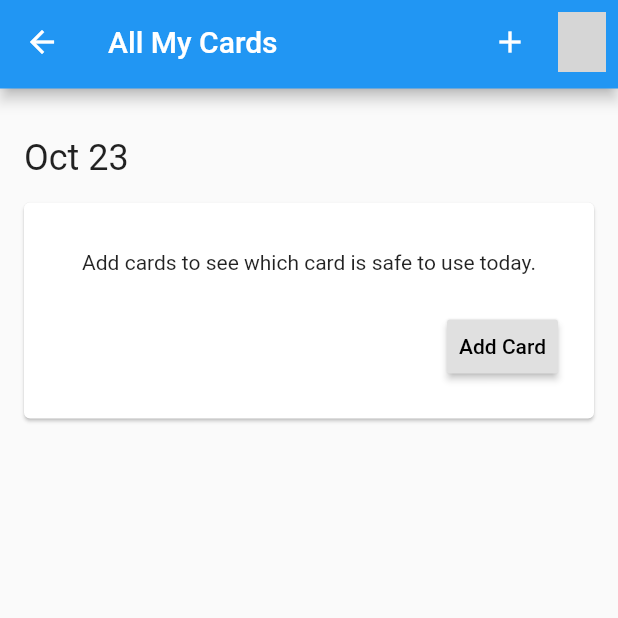
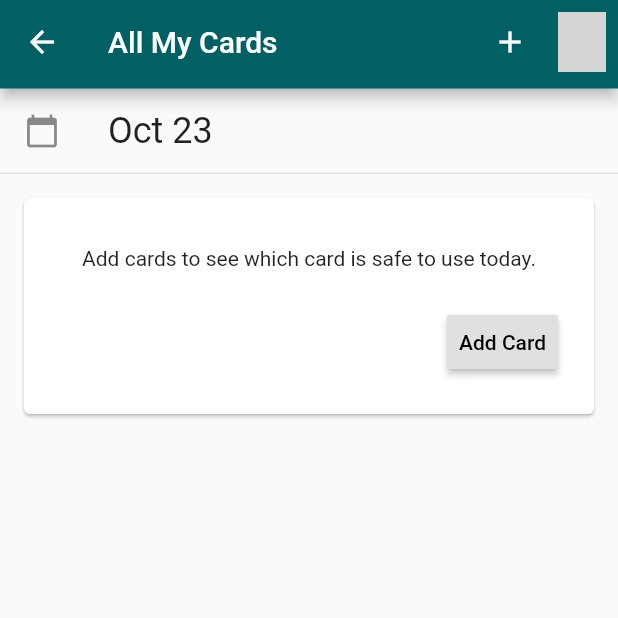
Before and after one commit to sridharmane/AllMyCards, a Flutter app: the HomePage screen opened directly, on a phone screen of 412 x 824 dp, the top half of it. Run offline on Flutter 3.47's test engine with Material 2 defaults, Android fonts, the phone set to English and light mode, and no system bars; our stand-ins replace flutter_secure_storage, google_sign_in, logger; accounts and stored records are empty; network calls fail; grey boxes are pictures that could not be loaded.

Commit message:
Add date selector, detail view, status view

```diff
--- a/lib/pages/home_page.dart
+++ b/lib/pages/home_page.dart
@@ -2,7 +2,6 @@ import 'package:all_my_cards/pages/manage_card_page.dart';
 import 'package:all_my_cards/states/app_state.dart';
 import 'package:all_my_cards/widgets/profile_menu.dart';
 import 'package:all_my_cards/widgets/summary_view.dart';
-import 'package:all_my_cards/widgets/welcome_message.dart';
 import 'package:flutter/material.dart';
 import 'package:provider/provider.dart';
 
@@ -53,7 +52,6 @@ class _MyHomePageState extends State<HomePage> {
         slivers: [
           SliverList(
             delegate: SliverChildListDelegate([
-              WelcomeMessage(),
               SummaryView(),
             ]),
           ),
--- /dev/null
+++ b/lib/theme.dart
@@ -0,0 +1,25 @@
+import 'package:flutter/material.dart';
+
+const kPrimaryColor = const Color(0xff006064);
+const kPrimaryColorLight = const Color(0xff428e92);
+const kPrimaryColorDark = const Color(0xff00363a);
+
+ThemeData kThemeLight = ThemeData.light().copyWith(
+  primaryColor: kPrimaryColor,
+  primaryColorLight: kPrimaryColorLight,
+  primaryColorDark: kPrimaryColorDark,
+  primaryColorBrightness: Brightness.dark,
+  accentColor: const Color(0xffe57373),
+  accentColorBrightness: Brightness.light,
+  visualDensity: VisualDensity.adaptivePlatformDensity,
+);
+
+ThemeData kThemeDark = ThemeData.dark().copyWith(
+  primaryColor: kPrimaryColorDark,
+  primaryColorLight: kPrimaryColor,
+  primaryColorDark: kPrimaryColorDark,
+  primaryColorBrightness: Brightness.dark,
+  accentColor: const Color(0xffe57373),
+  accentColorBrightness: Brightness.light,
+  visualDensity: VisualDensity.adaptivePlatformDensity,
+);
--- a/lib/widgets/profile_menu.dart
+++ b/lib/widgets/profile_menu.dart
@@ -1,3 +1,4 @@
+import 'package:all_my_cards/pages/account_page.dart';
 import 'package:all_my_cards/states/app_state.dart';
 import 'package:flutter/material.dart';
 import 'package:provider/provider.dart';
@@ -9,13 +10,37 @@ enum ProfileMenuOptions {
 class ProfileMenu extends StatelessWidget {
   @override
   Widget build(BuildContext context) {
-    return Consumer<AppState>(
-      builder: (_, state, __) => PopupMenuButton<ProfileMenuOptions>(
+    return Consumer<AppState>(builder: (_, state, __) {
+      return IconButton(
+        icon: Hero(
+          tag: 'user-avatar',
+          child: CircleAvatar(
+            backgroundImage: NetworkImage(state.auth.user.photoUrl),
+          ),
+        ),
+        onPressed: () {
+          Navigator.of(context)
+              .push(MaterialPageRoute(builder: (context) => AccountPage()));
+        },
+      );
+      return PopupMenuButton<ProfileMenuOptions>(
         offset: Offset(0.0, 56.0),
-        icon: CircleAvatar(
-          backgroundImage: NetworkImage(state.auth.user.photoUrl),
+        icon: Hero(
+          tag: 'user-avatar',
+          child: CircleAvatar(
+            backgroundImage: NetworkImage(state.auth.user.photoUrl),
+          ),
         ),
         itemBuilder: (context) => [
+          PopupMenuItem(
+              child: Container(
+            child: Column(children: [
+              Text(
+                '${state.auth.user.displayName}',
+                style: Theme.of(context).textTheme.headline6,
+              )
+            ]),
+          )),
           PopupMenuItem(
             child: Row(
               children: [
@@ -39,7 +64,7 @@ class ProfileMenu extends StatelessWidget {
               break;
           }
         },
-      ),
-    );
+      );
+    });
   }
 }
--- a/lib/widgets/section_header.dart
+++ b/lib/widgets/section_header.dart
@@ -10,7 +10,7 @@ class SectionHeader extends StatelessWidget {
       padding: EdgeInsets.only(left: 16.0, top: 32.0, right: 16.0, bottom: 8.0),
       child: Text(
         '$label',
-        style: Theme.of(context).textTheme.subtitle1,
+        style: Theme.of(context).textTheme.bodyText1,
       ),
     );
   }
--- a/lib/widgets/summary_view.dart
+++ b/lib/widgets/summary_view.dart
@@ -14,16 +14,41 @@ class SummaryView extends StatelessWidget {
         crossAxisAlignment: CrossAxisAlignment.start,
         mainAxisSize: MainAxisSize.min,
         children: [
-          Padding(
-            padding: const EdgeInsets.only(
-              left: 16.0,
-              right: 16,
-              top: 32,
+          ListTile(
+            leading: Icon(Icons.calendar_today),
+            title: Text(
+              '${DateFormat(DateFormat.ABBR_MONTH_DAY).format(state.today)}',
+              style: Theme.of(context).textTheme.headline5,
             ),
-            child: Text(
-                '${DateFormat(DateFormat.ABBR_MONTH_DAY).format(state.today)}',
-                style: Theme.of(context).textTheme.headline5),
+            onTap: () async {
+              final picked = await showDatePicker(
+                context: context,
+                initialDate: state.today,
+                firstDate: state.today.subtract(Duration(days: 365)),
+                lastDate: state.today.add(Duration(days: 365)),
+              );
+              if (picked != null) {
+                state.today = picked;
+              }
+            },
           ),
+          Divider(
+            height: 1,
+          ),
+          // Row(
+          //   children: [
+          //     SizedBox(
+          //       width: 16,
+          //     ),
+          //     Icon(Icons.calendar_today),
+          //     SizedBox(
+          //       width: 32,
+          //     ),
+          //     Text(
+          //         '${DateFormat(DateFormat.ABBR_MONTH_DAY).format(state.today)}',
+          //         style: Theme.of(context).textTheme.headline5),
+          //   ],
+          // ),
           if (state.cardsAll.length == 0)
             Card(
               margin: const EdgeInsets.all(16),
@@ -50,16 +75,23 @@ class SummaryView extends StatelessWidget {
                 ),
               ),
             ),
-          if (state.cardsAll.length > 0)
-            Wrap(
+          if (state.cardsAll.length > 0) ...[
+            ChipTheme(
+              data: Theme.of(context).chipTheme.copyWith(
+                    selectedColor: Theme.of(context).accentColor,
+                  ),
+              child: Wrap(
                 crossAxisAlignment: WrapCrossAlignment.center,
                 children: [
                   SizedBox(
                     width: 16,
                   ),
-                Icon(Icons.filter_list),
+                  Icon(
+                    Icons.filter_list,
+                    color: Colors.black45,
+                  ),
                   SizedBox(
-                  width: 8,
+                    width: 32,
                   ),
                   FilterChip(
                     label: Text('All'),
@@ -76,6 +108,7 @@ class SummaryView extends StatelessWidget {
                   FilterChip(
                     label: Text('Usable today'),
                     selected: state.cardsFilter == CardsFilters.usableToday,
+                    // selectedColor: Theme.of(context).primaryColor,
                     onSelected: (bool value) {
                       if (value) {
                         state.cardsFilter = CardsFilters.usableToday;
@@ -87,9 +120,52 @@ class SummaryView extends StatelessWidget {
                   ),
                 ],
               ),
+            ),
+            Divider(
+              height: 1,
+            ),
+          ],
           if (state.cardsFilter == CardsFilters.all) ...[
+            Row(
+              crossAxisAlignment: CrossAxisAlignment.baseline,
+              textBaseline: TextBaseline.alphabetic,
+              children: [
                 SectionHeader(label: '${state.cardsAll.length} cards'),
-            for (var card in state.cardsAll) CardView(card),
+                Spacer(),
+                ButtonBar(
+                  mainAxisSize: MainAxisSize.max,
+                  alignment: MainAxisAlignment.end,
+                  children: [
+                    IconButton(
+                        icon: Icon(Icons.view_agenda),
+                        iconSize: 20,
+                        padding: EdgeInsets.zero,
+                        visualDensity: VisualDensity.compact,
+                        color: state.cardViewMode == CardViewMode.info
+                            ? Theme.of(context).accentColor
+                            : Theme.of(context).iconTheme.color,
+                        onPressed: () =>
+                            state.cardViewMode = CardViewMode.info),
+                    IconButton(
+                      icon: Icon(Icons.view_list),
+                      padding: EdgeInsets.zero,
+                      visualDensity: VisualDensity.compact,
+                      color: state.cardViewMode == CardViewMode.row
+                          ? Theme.of(context).accentColor
+                          : Theme.of(context).iconTheme.color,
+                      onPressed: () => state.cardViewMode = CardViewMode.row,
+                    ),
+                  ],
+                ),
+              ],
+            ),
+            for (var card in state.cardsAll)
+              CardView(
+                key: ValueKey(card),
+                card: card,
+                mode: state.cardViewMode,
+                today: state.today,
+              ),
           ],
           if (state.cardsFilter == CardsFilters.usableToday) ...[
             if (state.cardsToday.length == 0 && state.cardsAll.length > 0)
@@ -98,7 +174,13 @@ class SummaryView extends StatelessWidget {
               SectionHeader(
                   label:
                       '${state.cardsToday.length} of ${state.cardsAll.length} cards usable today'),
-              for (var card in state.cardsToday) CardView(card),
+              for (var card in state.cardsToday)
+                CardView(
+                  key: ValueKey(card),
+                  card: card,
+                  mode: state.cardViewMode,
+                  today: state.today,
+                ),
             ],
           ],
         ],
```
Also changed, not shown: lib/main.dart (+3 -4 lines), lib/models/g_sheets.dart (+6 -1 lines), lib/models/payment_card.dart (+61 -1 lines), lib/pages/account_page.dart (added, +133 -0 lines), lib/states/app_state.dart (+39 -15 lines), lib/widgets/card_view.dart (+96 -16 lines), lib/widgets/status_bar.dart (added, +112 -0 lines), pubspec.yaml (+0 -31 lines), pubspec.lock. Lines whose indentation alone changed are shown as unchanged.
